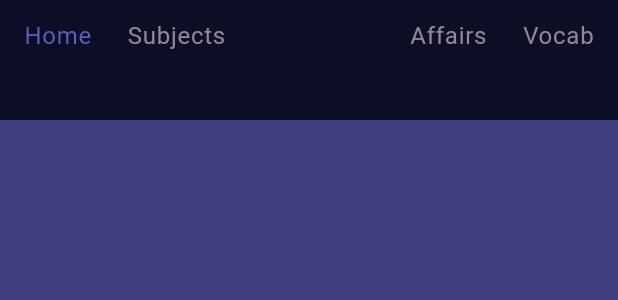
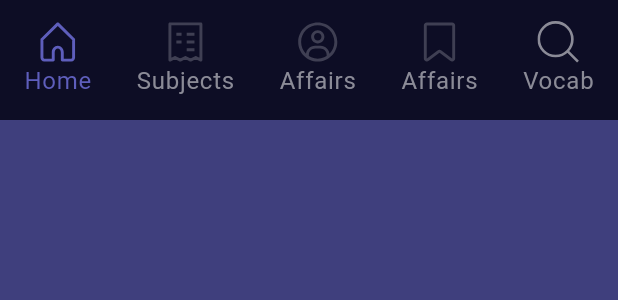
Before and after one commit to 256bitguy/Penverse-2, a Flutter app: the AppBottomNavigationBar widget shown alone on an empty page, opened directly with empty values, on a phone screen of 412 x 824 dp. Shown: the top 300 px of the screen. Run offline on Flutter 3.47's test engine with Material 3 defaults, Android fonts, the phone set to English and light mode, and no system bars; our stand-ins replace flutter_svg, shared_preferences; accounts and stored records are empty.

```diff
--- a/lib/core/constants/app_defaults.dart
+++ b/lib/core/constants/app_defaults.dart
@@ -26,9 +26,9 @@ class AppDefaults {
       blurRadius: 10,
       spreadRadius: 0,
       offset: const Offset(0, 2),
-      color: Colors.black.withOpacity(0.04),
+      color: Colors.black.withValues(alpha: 0.04),
     ),
   ];
 
-  static Duration duration = const Duration(milliseconds: 300);
+  static Duration duration = const Duration(milliseconds: 100);
 }
--- a/lib/core/constants/app_icons.dart
+++ b/lib/core/constants/app_icons.dart
@@ -56,4 +56,5 @@ class AppIcons {
   static const contactMap = 'assets/icons/contact_map.svg';
 
   static const cardAdd = 'assets/icons/card_add.svg';
+  static const vocab = 'assets/icons/vocab.svg';
 }
--- a/lib/features/daily/presentation/screens/daily_ga_ui.dart
+++ b/lib/features/daily/presentation/screens/daily_ga_ui.dart
@@ -71,7 +71,7 @@ class _SubjectsScreenState extends State<DailyScreen> {
             // Image
             ClipRRect(
               borderRadius: BorderRadius.circular(48),
-              child: Image.network(
+              child: Image.asset(
                 images[currentIndex],
                 height: itemHeight ,
                 width: itemWidth,
--- a/lib/features/entrypoint/component/app_navigation_bar.dart
+++ b/lib/features/entrypoint/component/app_navigation_bar.dart
@@ -24,7 +24,7 @@ class AppBottomNavigationBar extends StatelessWidget {
         children: [
           BottomAppBarItem(
             name: 'Home',
-            iconLocation: AppIcons.home,
+            iconLocation: 'assets/icons/home.svg',
             isActive: currentIndex == 0,
             onTap: () => onNavTap(0),
           ),
@@ -34,11 +34,13 @@ class AppBottomNavigationBar extends StatelessWidget {
             isActive: currentIndex == 1,
             onTap: () => onNavTap(1),
           ),
-          const Padding(
-            padding: EdgeInsets.all(AppDefaults.padding * 2),
-            child: SizedBox(width: AppDefaults.margin),
+
+          BottomAppBarItem(
+            name: 'Affairs',
+            iconLocation: AppIcons.profile,
+            isActive: currentIndex == 2,
+            onTap: () => onNavTap(2),
           ),
-          /* <---- We have to leave this 3rd index (2) for the cart item -----> */
 
           BottomAppBarItem(
             name: 'Affairs',
@@ -48,7 +50,7 @@ class AppBottomNavigationBar extends StatelessWidget {
           ),
           BottomAppBarItem(
             name: 'Vocab',
-            iconLocation: AppIcons.profile,
+            iconLocation: AppIcons.search,
             isActive: currentIndex == 4,
             onTap: () => onNavTap(4),
           ),
--- a/lib/features/entrypoint/component/bottom_app_bar_item.dart
+++ b/lib/features/entrypoint/component/bottom_app_bar_item.dart
@@ -1,5 +1,5 @@
 import 'package:flutter/material.dart';
-// import 'package:flutter_svg/svg.dart';
+import 'package:flutter_svg/svg.dart';
 
 import '../../../core/constants/constants.dart';
 
@@ -22,15 +22,17 @@ class BottomAppBarItem extends StatelessWidget {
     return InkWell(
       onTap: onTap,
       child: Column(
-        // mainAxisSize: MainAxisSize.min,
+        mainAxisSize: MainAxisSize.min,
         children: [
-          // SvgPicture.asset(
-          //   iconLocation,
-          //   colorFilter: ColorFilter.mode(
-          //     isActive ? AppColors.primary : AppColors.placeholder,
-          //     BlendMode.srcIn,
-          //   ),
-          // ),
+          SvgPicture.asset(
+            iconLocation,
+            width: 28, // set default width
+            height: 28, // set default height
+            colorFilter: ColorFilter.mode(
+              isActive ? AppColors.primary : AppColors.placeholder,
+              BlendMode.srcIn,
+            ),
+          ),
           Text(
             name,
             style: Theme.of(context).textTheme.bodyLarge?.copyWith(
--- a/lib/features/home/presentation/screens/home_screen.dart
+++ b/lib/features/home/presentation/screens/home_screen.dart
@@ -107,7 +107,7 @@ class SectionWidget extends StatelessWidget {
                   children: [
                     ClipRRect(
                       borderRadius: BorderRadius.circular(20),
-                      child: Image.network(
+                      child: Image.asset(
                         item["image"]!,
                         width: itemWidth,
                         height: itemHeight,
--- a/lib/features/home/presentation/widgets/app_drawer.dart
+++ b/lib/features/home/presentation/widgets/app_drawer.dart
@@ -1,4 +1,4 @@
-import 'package:Akalpit/features/home/presentation/widgets/vocab_page.dart';
+import 'package:Penverse/features/home/presentation/widgets/vocab_page.dart';
 import 'package:flutter/material.dart';
 import 'package:provider/provider.dart';
 import '../../../auth/providers/auth_provider.dart';
--- a/pubspec.yaml
+++ b/pubspec.yaml
@@ -1,7 +1,7 @@
-name: Akalpit
+name: Penverse
 description: A new Flutter project.
 publish_to: 'none'
-version: 1.0.0+1
+version: 1.0.0+2
 
 environment:
   sdk: '>=3.0.0 <4.0.0'
@@ -28,3 +28,4 @@ flutter:
   uses-material-design: true
   assets:
     - assets/images/
+    - assets/icons/
```
Also changed, not shown: lib/features/daily/presentation/screens/daily_vocab.dart (+179 -78 lines), lib/features/entrypoint/entrypoint_ui.dart (+3 -8 lines), assets/icons/vocab.svg (added).
